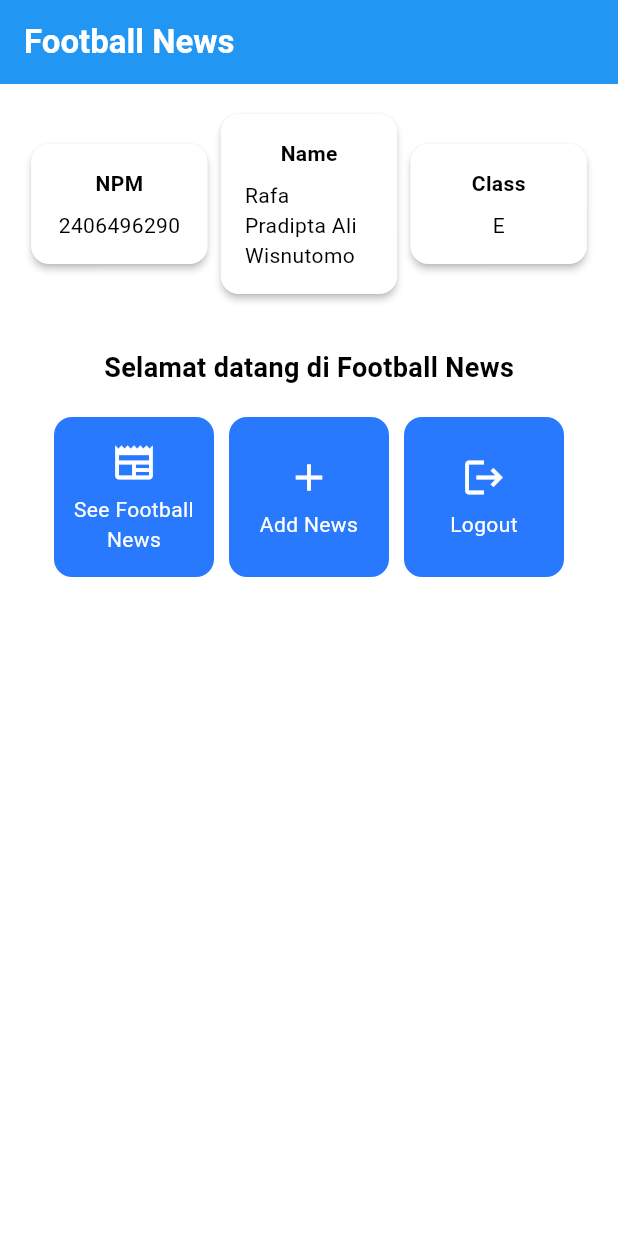
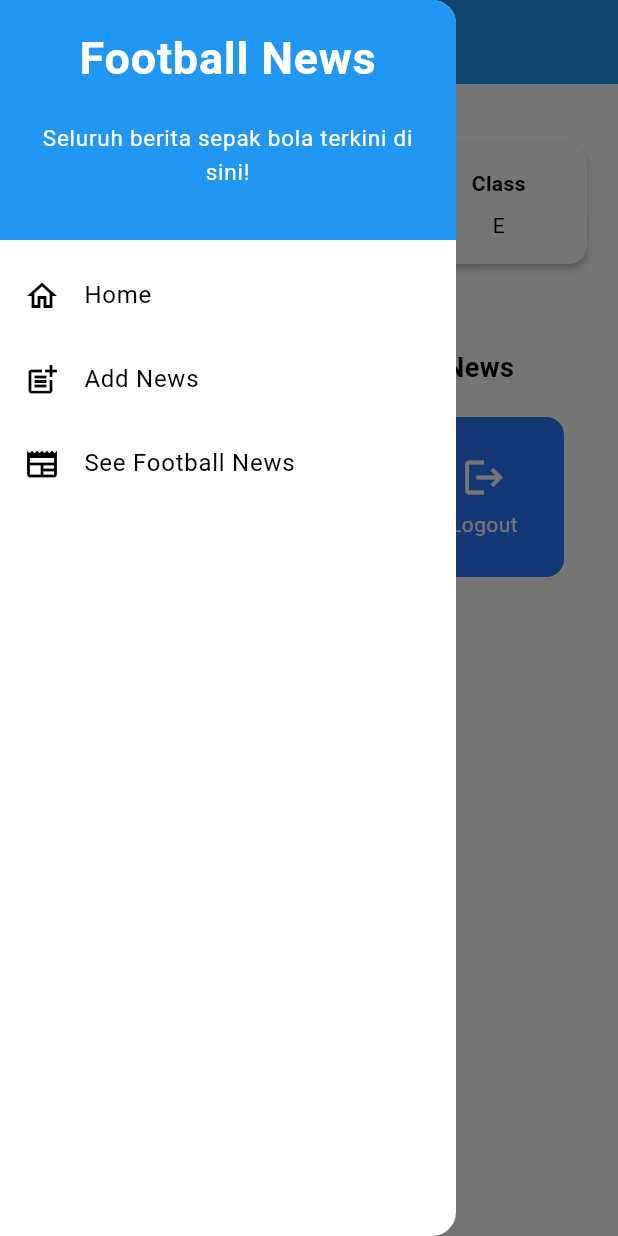
Before and after one commit to rafawis/football-news-mobile, a Flutter app: the screen it shows after launch, with the side drawer open (before the commit the screen has no drawer), on a phone screen of 412 x 824 dp. Run offline on Flutter 3.47's test engine with Material 3 defaults, Android fonts, the phone set to English and light mode, and no system bars.

Commit message:
Tutorial 7

```diff
--- a/lib/main.dart
+++ b/lib/main.dart
@@ -1,5 +1,5 @@
 import 'package:flutter/material.dart';
-import 'package:football_news/menu.dart';
+import 'package:football_news/screens/menu.dart';
 
 void main() {
   runApp(const MyApp());
--- a/lib/menu.dart
+++ b/lib/screens/menu.dart
@@ -1,5 +1,6 @@
 import 'package:flutter/material.dart';
-
+import 'package:football_news/widgets/left_drawer.dart';
+import 'package:football_news/widgets/news_card.dart';
 
 class MyHomePage extends StatelessWidget {
   MyHomePage({super.key});
@@ -29,6 +30,7 @@ class MyHomePage extends StatelessWidget {
         // Warna latar belakang AppBar diambil dari skema warna tema aplikasi.
         backgroundColor: Theme.of(context).colorScheme.primary,
       ),
+      drawer: LeftDrawer(),
       // Body halaman dengan padding di sekelilingnya.
       body: Padding(
         padding: const EdgeInsets.all(16.0),
@@ -123,64 +125,3 @@ class InfoCard extends StatelessWidget {
     );
   }
 }
-
-class ItemHomepage {
-  final String name;
-  final IconData icon;
-
-  ItemHomepage(this.name, this.icon);
-}
-
-class ItemCard extends StatelessWidget {
-  // Menampilkan kartu dengan ikon dan nama.
-
-  final ItemHomepage item;
-
-  const ItemCard(this.item, {super.key});
-
-  @override
-  Widget build(BuildContext context) {
-    return Material(
-      // Menentukan warna latar belakang dari tema aplikasi.
-      color: Theme.of(context).colorScheme.secondary,
-      // Membuat sudut kartu melengkung.
-      borderRadius: BorderRadius.circular(12),
-
-      child: InkWell(
-        // Aksi ketika kartu ditekan.
-        onTap: () {
-          // Menampilkan pesan SnackBar saat kartu ditekan.
-          ScaffoldMessenger.of(context)
-            ..hideCurrentSnackBar()
-            ..showSnackBar(
-                SnackBar(content: Text("Kamu telah menekan tombol ${item.name}!"))
-            );
-        },
-        // Container untuk menyimpan Icon dan Text
-        child: Container(
-          padding: const EdgeInsets.all(8),
-          child: Center(
-            child: Column(
-              // Menyusun ikon dan teks di tengah kartu.
-              mainAxisAlignment: MainAxisAlignment.center,
-              children: [
-                Icon(
-                  item.icon,
-                  color: Colors.white,
-                  size: 30.0,
-                ),
-                const Padding(padding: EdgeInsets.all(3)),
-                Text(
-                  item.name,
-                  textAlign: TextAlign.center,
-                  style: const TextStyle(color: Colors.white),
-                ),
-              ],
-            ),
-          ),
-        ),
-      ),
-    );
-  }
-
-}
--- /dev/null
+++ b/lib/widgets/left_drawer.dart
@@ -0,0 +1,80 @@
+import 'package:flutter/material.dart';
+import 'package:football_news/screens/menu.dart';
+import 'package:football_news/screens/newslist_form.dart';
+import 'package:football_news/widgets/news_card.dart';
+
+class LeftDrawer extends StatelessWidget {
+  const LeftDrawer({super.key});
+
+  @override
+  Widget build(BuildContext context) {
+    return Drawer(
+      child: ListView(
+        children: [
+          const DrawerHeader(
+            decoration: BoxDecoration(
+              color: Colors.blue,
+            ),
+            child: Column(
+              children: [
+                Text(
+                  'Football News',
+                  textAlign: TextAlign.center,
+                  style: TextStyle(
+                    fontSize: 30,
+                    fontWeight: FontWeight.bold,
+                    color: Colors.white,
+                  ),
+                ),
+                Padding(padding: EdgeInsets.all(10)),
+                Text("Seluruh berita sepak bola terkini di sini!",
+                  textAlign: TextAlign.center,
+                  style: TextStyle(
+                    fontSize: 15.0,
+                    fontWeight: FontWeight.normal, // Make text bold
+                    color: Colors.white, // Set text color
+                ),
+                )
+                ],
+            ),
+          ),
+          ListTile(
+            leading: const Icon(Icons.home_outlined),
+            title: const Text('Home'),
+            // Bagian redirection ke MyHomePage
+            onTap: () {
+              Navigator.pushReplacement(
+                  context,
+                  MaterialPageRoute(
+                    builder: (context) => MyHomePage(),
+                  ));
+            },
+          ),
+          ListTile(
+            leading: const Icon(Icons.post_add),
+            title: const Text('Add News'),
+            // Bagian redirection ke NewsFormPage
+            onTap: () {
+              Navigator.pushReplacement(
+                  context,
+                  MaterialPageRoute(
+                    builder: (context) => NewsFormPage(),
+                  ));
+            },
+          ),
+          ListTile(
+            leading: const Icon(Icons.newspaper),
+            title: const Text('See Football News'),
+            onTap: () {
+              Navigator.pushReplacement(
+              context,
+              MaterialPageRoute(
+              builder: (context) => MyHomePage(),
+              ));
+              },
+          )
+        ],
+      ),
+    );
+  }
+}
--- /dev/null
+++ b/lib/widgets/news_card.dart
@@ -0,0 +1,71 @@
+import 'package:flutter/material.dart';
+import 'package:football_news/screens/newslist_form.dart';
+
+class ItemHomepage {
+  final String name;
+  final IconData icon;
+
+  ItemHomepage(this.name, this.icon);
+}
+
+class ItemCard extends StatelessWidget {
+  // Menampilkan kartu dengan ikon dan nama.
+
+  final ItemHomepage item;
+
+  const ItemCard(this.item, {super.key});
+
+  @override
+  Widget build(BuildContext context) {
+    return Material(
+      // Menentukan warna latar belakang dari tema aplikasi.
+      color: Theme.of(context).colorScheme.secondary,
+      // Membuat sudut kartu melengkung.
+      borderRadius: BorderRadius.circular(12),
+
+      child: InkWell(
+        // Area responsif terhadap sentuhan
+        onTap: () {
+          // Memunculkan SnackBar ketika diklik
+          ScaffoldMessenger.of(context)
+            ..hideCurrentSnackBar()
+            ..showSnackBar(SnackBar(
+                content: Text("Kamu telah menekan tombol ${item.name}!")));
+
+          // Navigate ke route yang sesuai (tergantung jenis tombol)
+          if (item.name == "Add News") {
+            Navigator.push(
+              context,
+              MaterialPageRoute(builder: (context) => const NewsFormPage()),
+            );
+          }
+
+        },
+        // Container untuk menyimpan Icon dan Text
+        child: Container(
+          padding: const EdgeInsets.all(8),
+          child: Center(
+            child: Column(
+              // Menyusun ikon dan teks di tengah kartu.
+              mainAxisAlignment: MainAxisAlignment.center,
+              children: [
+                Icon(
+                  item.icon,
+                  color: Colors.white,
+                  size: 30.0,
+                ),
+                const Padding(padding: EdgeInsets.all(3)),
+                Text(
+                  item.name,
+                  textAlign: TextAlign.center,
+                  style: const TextStyle(color: Colors.white),
+                ),
+              ],
+            ),
+          ),
+        ),
+      ),
+    );
+  }
+
+}
```
Also changed, not shown: lib/screens/newslist_form.dart (added, +212 -0 lines).
